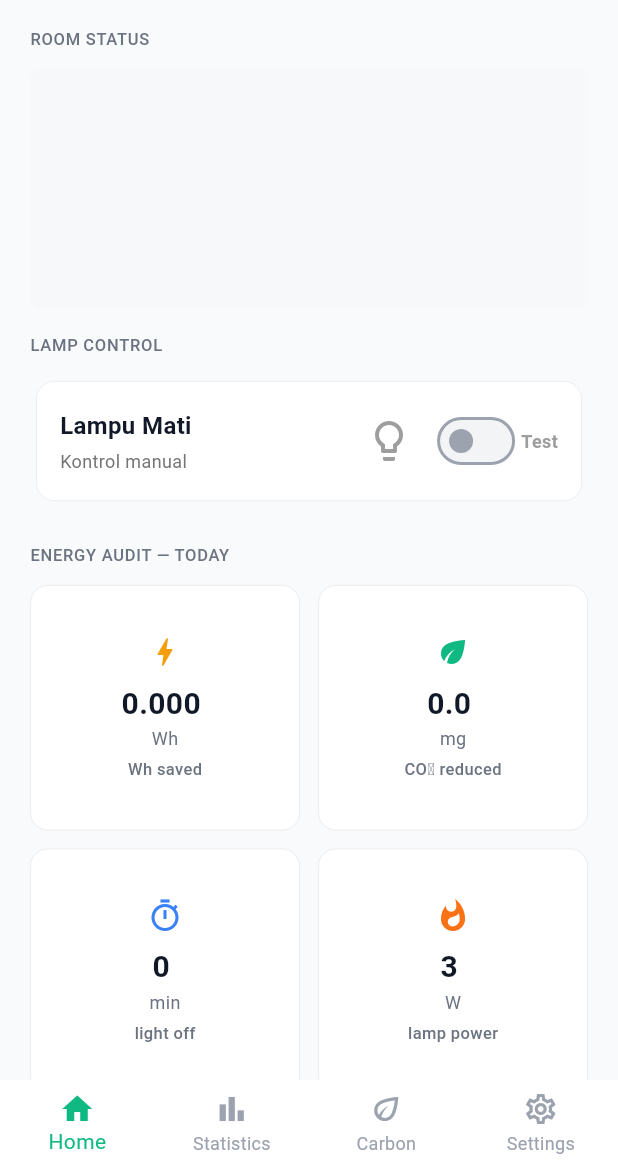
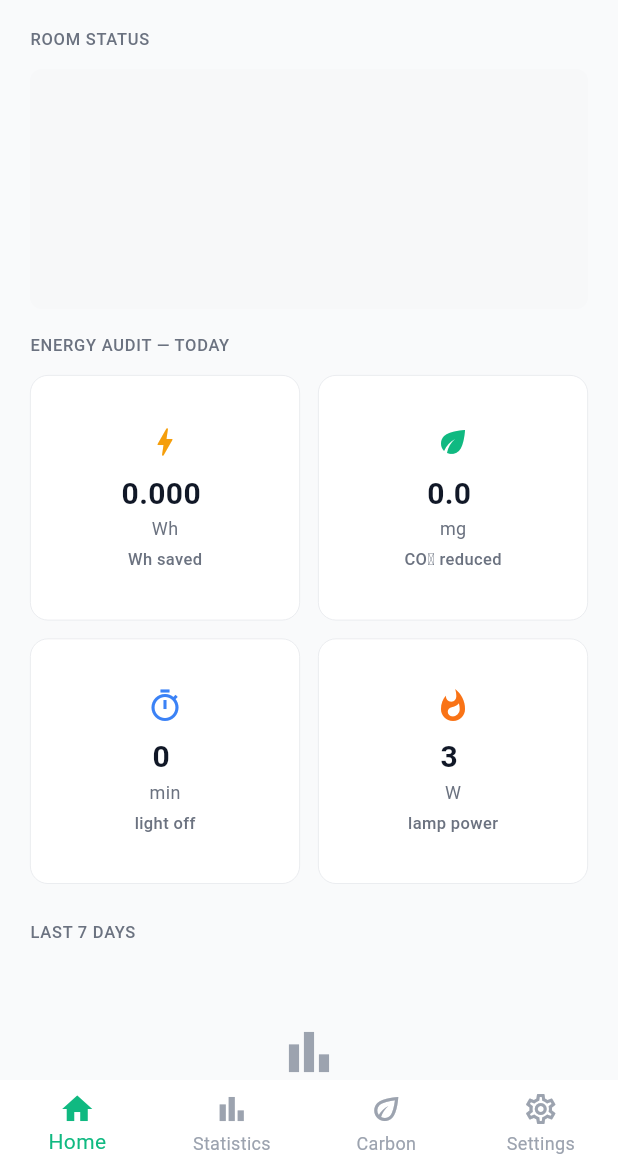
Before and after one commit to terra2n/Kicaw, a Flutter app: the screen it shows after launch, on a phone screen of 412 x 824 dp, the part 69-1236 px from its top. Run offline on Flutter 3.47's test engine with Material 3 defaults, Android fonts, the phone set to English and light mode, and no system bars; our stand-ins replace cloud_firestore, firebase_auth, firebase_core, firebase_database, firebase_messaging, fl_chart and 5 more; accounts and stored records are empty; network calls fail.

Commit message:
refactor: remove manual lamp control, Firebase is monitor-only now
- Remove set_lampu and test_mode command handlers from ESP32
- Remove cmdCheckFirebase() polling from main loop (no commands sent)
- Remove testMode variables and test mode toggle block from ESP32
- Remove lamp control section (ON/OFF toggle + test switch) from Flutter home page
- Delete radar_config_service.dart (no longer needed)
- Adjust FadeSlide indices to be sequential after removal

```diff
--- a/flutter_dashboard/lib/pages/home/home_page.dart
+++ b/flutter_dashboard/lib/pages/home/home_page.dart
@@ -2,7 +2,6 @@ import 'package:flutter/material.dart';
 import '../../widgets/section_header.dart';
 import '../../services/supabase_service.dart';
 import '../../services/realtime_service.dart';
-import '../../services/radar_config_service.dart';
 import '../../models/supabase/room_status.dart' as supa;
 import '../../models/supabase/daily_summary.dart';
 import '../../models/supabase/activity_log.dart';
@@ -26,7 +25,6 @@ class _HomePageState extends State<HomePage> {
   final SupabaseService _supa = SupabaseService();
   // [FLU-H1 fix] RealtimeService instance disimpan agar bisa di-dispose
   final RealtimeService _rtdb = RealtimeService();
-  final RadarConfigService _radarCmd = RadarConfigService();
 
   // Bug #10 fix: Future diinisialisasi sekali di initState, bukan tiap build()
   late Future<List<DailySummary>> _weeklyFuture;
@@ -34,8 +32,6 @@ class _HomePageState extends State<HomePage> {
   // [FLU-H6 fix] Stream dibuat sekali dan di-share ke semua StreamBuilder
   // Sebelumnya: 3 StreamBuilder masing-masing membuka koneksi Supabase terpisah
   late Stream<supa.RoomStatus?> _roomStatusStream;
-
-  bool _testMode = false;
 
   @override
   void initState() {
@@ -147,78 +143,11 @@ class _HomePageState extends State<HomePage> {
 
               const SizedBox(height: 16),
 
-              // LAMP CONTROL
-              const FadeSlide(index: 2, child: SectionHeader(title: 'LAMP CONTROL')),
-              FadeSlide(
-                index: 3,
-                child: StreamBuilder<supa.RoomStatus?>(
-                  stream: _roomStatusStream,
-                  builder: (context, snap) {
-                    final status = snap.data;
-                    final lampOn = status?.lampStatus ?? false;
-                    return Card(
-                      child: Padding(
-                        padding: const EdgeInsets.all(16),
-                        child: Row(
-                          children: [
-                            Expanded(
-                              child: Column(
-                                crossAxisAlignment: CrossAxisAlignment.start,
-                                children: [
-                                  Text(
-                                    lampOn ? 'Lampu Menyala' : 'Lampu Mati',
-                                    style: const TextStyle(fontSize: 16, fontWeight: FontWeight.bold),
-                                  ),
-                                  const SizedBox(height: 4),
-                                  Text(
-                                    _testMode ? 'Mode Test: toggle 3 detik' : 'Kontrol manual',
-                                    style: TextStyle(fontSize: 12, color: Colors.grey.shade600),
-                                  ),
-                                ],
-                              ),
-                            ),
-                            IconButton(
-                              icon: Icon(
-                                lampOn ? Icons.lightbulb : Icons.lightbulb_outline,
-                                color: lampOn ? Colors.amber : Colors.grey,
-                              ),
-                              iconSize: 32,
-                              onPressed: _testMode
-                                  ? null
-                                  : () => _radarCmd.setLampu(!lampOn),
-                            ),
-                            const SizedBox(width: 4),
-                            Switch(
-                              value: _testMode,
-                              activeColor: Colors.orange,
-                              onChanged: (val) {
-                                setState(() => _testMode = val);
-                                _radarCmd.setTestMode(val);
-                              },
-                            ),
-                            Text(
-                              'Test',
-                              style: TextStyle(
-                                fontSize: 12,
-                                color: _testMode ? Colors.orange : Colors.grey,
-                                fontWeight: FontWeight.w600,
-                              ),
-                            ),
-                          ],
-                        ),
-                      ),
-                    );
-                  },
-                ),
-              ),
-
-              const SizedBox(height: 24),
-
-              // ENERGY AUDIT
-              const FadeSlide(index: 4, child: SectionHeader(title: 'ENERGY AUDIT — TODAY')),
+              // ENERGY AUDIT — TODAY
+              const FadeSlide(index: 2, child: SectionHeader(title: 'ENERGY AUDIT — TODAY')),
               // [FLU-H4 fix] Ambil data energi langsung dari RTDB (nilai aktual ESP32)
               // Sebelumnya: co2Ppm (PPM sensor) dipakai sebagai proxy Wh — unit salah total
-              FadeSlide(index: 5, child: StreamBuilder<Map<String, dynamic>>(
+              FadeSlide(index: 3, child: StreamBuilder<Map<String, dynamic>>(
                 stream: _rtdb.energyStream,
                 builder: (context, snap) {
                   if (snap.hasError) return const ErrorBanner(message: 'Energy data unavailable');
@@ -241,8 +170,8 @@ class _HomePageState extends State<HomePage> {
               const SizedBox(height: 24),
 
               // LAST 7 DAYS
-              const FadeSlide(index: 6, child: SectionHeader(title: 'LAST 7 DAYS')),
-              FadeSlide(index: 7, child: FutureBuilder<List<DailySummary>>(
+              const FadeSlide(index: 4, child: SectionHeader(title: 'LAST 7 DAYS')),
+              FadeSlide(index: 5, child: FutureBuilder<List<DailySummary>>(
                 future: _weeklyFuture,  // Bug #10 fix: Pakai cached future, bukan buat baru tiap build
                 builder: (context, snap) {
                   if (snap.hasError) return const ErrorBanner(message: 'Chart data unavailable');
@@ -261,8 +190,8 @@ class _HomePageState extends State<HomePage> {
               const SizedBox(height: 24),
 
               // RECENT ACTIVITY
-              const FadeSlide(index: 8, child: SectionHeader(title: 'RECENT ACTIVITY')),
-              FadeSlide(index: 9, child: StreamBuilder<List<ActivityLog>>(
+              const FadeSlide(index: 6, child: SectionHeader(title: 'RECENT ACTIVITY')),
+              FadeSlide(index: 7, child: StreamBuilder<List<ActivityLog>>(
                 stream: _supa.streamActivityLogs(limit: 10),
                 builder: (context, snap) {
                   if (snap.hasError) return const ErrorBanner(message: 'Activity log unavailable');
```
Also changed, not shown: flutter_dashboard/lib/services/radar_config_service.dart (deleted, +0 -109 lines), 2 other files.
